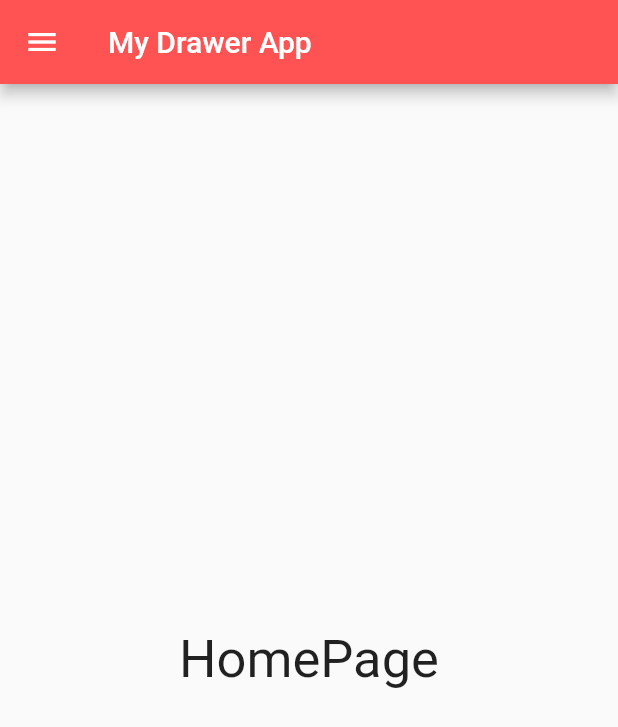
After one commit to pritamkhose/My_Flutter, a Flutter app: the HomePage screen opened directly, on a phone screen of 412 x 824 dp. The commit adds this screen. Shown: the top 727 px of the screen. Run offline on Flutter 3.47's test engine with Material 2 defaults, Android fonts, the phone set to English and light mode, and no system bars; our stand-ins replace google_maps_flutter.

Commit message:
Add animation navigation

```diff
--- /dev/null
+++ b/lib/navigation/home_page.dart
@@ -0,0 +1,99 @@
+import 'package:flutter/material.dart';
+
+import 'other_page.dart';
+
+void HomeNavigation() {
+  runApp(new MaterialApp(
+      home: new HomePage()
+  ));
+}
+
+class HomePage extends StatefulWidget {
+  @override
+  _HomePageState createState() => new _HomePageState();
+}
+
+class _HomePageState extends State<HomePage>{
+
+  String mainProfilePicture = "https://randomuser.me/api/portraits/women/44.jpg";
+  String otherProfilePicture = "https://randomuser.me/api/portraits/women/47.jpg";
+
+  void switchUser(){
+    String backupString = mainProfilePicture;
+    this.setState((){
+      mainProfilePicture = otherProfilePicture;
+      otherProfilePicture = backupString;
+    });
+  }
+
+  @override
+  Widget build(BuildContext context){
+    return new Scaffold(
+        appBar: new AppBar(title: new Text("My Drawer App"),
+          backgroundColor: Colors.redAccent,
+        ),
+        drawer: new Drawer(
+          child: new ListView(
+            children: <Widget>[
+              new UserAccountsDrawerHeader(
+                  accountName: new Text("Raunak Hajela"),
+                  accountEmail: new Text("raunakhajela@gmail.com"),
+                  currentAccountPicture: new GestureDetector(
+                    onTap: () => switchUser(),
+                    child: new CircleAvatar(
+                        backgroundImage: new NetworkImage(mainProfilePicture)
+                    ),
+                  ),
+                  otherAccountsPictures: <Widget>[
+                    new GestureDetector(
+                      onTap: () => print("this is the other user"),
+                      child: new CircleAvatar(
+                          backgroundImage: new NetworkImage(otherProfilePicture)
+                      ),
+                    ),
+                  ],
+                  decoration: new BoxDecoration(
+                      image: new DecorationImage(
+                          fit: BoxFit.fill,
+                          image: new NetworkImage("https://orig00.deviantart.net/20eb/f/2015/030/6/f/_minflat__dark_material_design_wallpaper__4k__by_dakoder-d8fjqzu.jpg")
+                      )
+                  )
+              ),
+              new ListTile(
+                  title: new Text("First Page"),
+                  trailing: new Icon(Icons.arrow_upward),
+                  onTap: () {
+                    Navigator.of(context).pop();
+                    Navigator.of(context).push(new MaterialPageRoute(builder: (BuildContext context) => new OtherPage("First Page")));
+                  }
+              ),
+              new ListTile(
+                  title: new Text("Second Page"),
+                  trailing: new Icon(Icons.arrow_right),
+                  onTap: () {
+                    Navigator.of(context).pop();
+                    Navigator.of(context).push(new MaterialPageRoute(builder: (BuildContext context) => new OtherPage("Second Page")));
+                  }
+              ),
+              new Divider(),
+              new ListTile(
+                title: new Text("Close"),
+                trailing: new Icon(Icons.cancel),
+                onTap: () => Navigator.of(context).pop(),
+              )
+            ],
+          ),
+        ),
+        body: new Center(
+            child: new Text("HomePage", style: new TextStyle(fontSize: 35.0))
+        )
+    );
+  }
+}
+
+/**********************************************
+ ***************Important Notes*****************
+ **********************************************/
+
+//onTap: () => print("this is the other user")
+// use this to display log messages on tap
--- a/pubspec.yaml
+++ b/pubspec.yaml
@@ -25,6 +25,7 @@ dependencies:
   cupertino_icons: ^0.1.2
   http: any
   google_maps_flutter: ^0.5.0
+#  video_player: 0.10.0+4
 
 
 dev_dependencies:
```
Also changed, not shown: lib/animations/loader.dart (added, +97 -0 lines), lib/main.dart (+38 -0 lines), lib/navigation/first_page.dart (added, +13 -0 lines), lib/navigation/other_page.dart (added, +18 -0 lines), lib/navigation/second_page.dart (added, +13 -0 lines), lib/navigation/slidenavigation.dart (added, +81 -0 lines), lib/navigation/tabs.dart (added, +69 -0 lines), lib/navigation/third_page.dart (added, +13 -0 lines), 1 other file.
